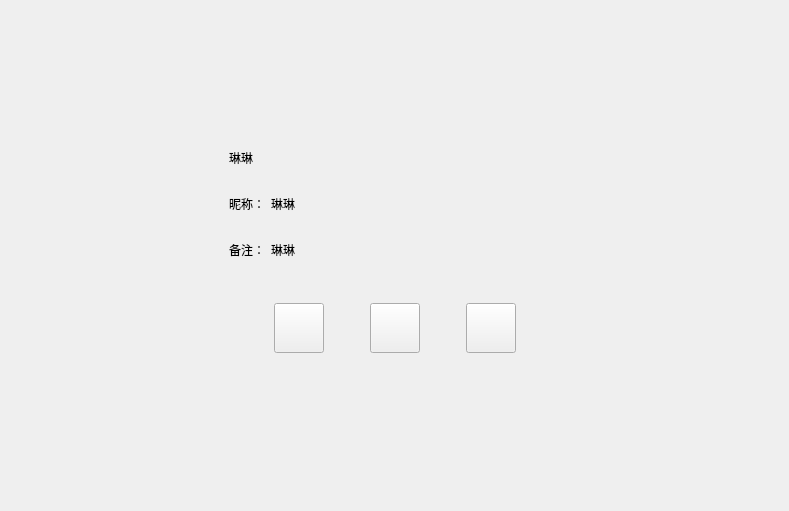
Above: Client/friendinfopage.ui from Stan-Vincent/HChat-demo before the change. Below: the same form after it.
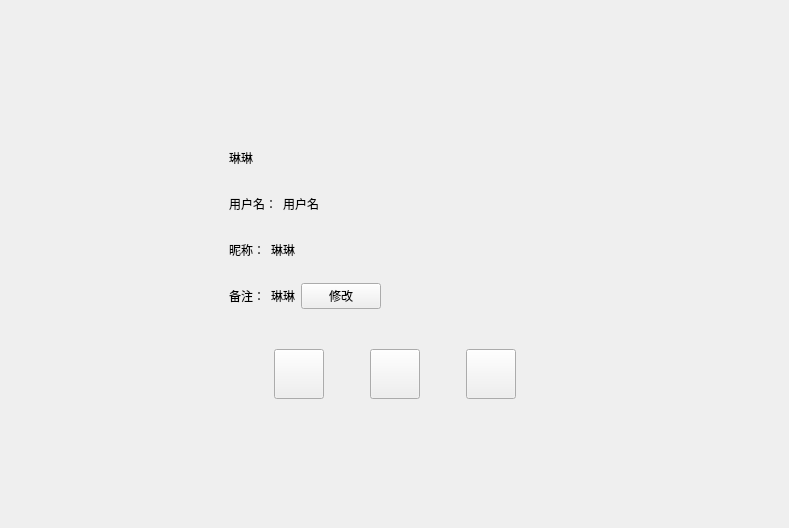
That is the form after the change. Custom widgets are drawn as their Qt base class.

```diff
--- a/Client/friendinfopage.ui
+++ b/Client/friendinfopage.ui
@@ -160,7 +160,7 @@
              <number>0</number>
             </property>
             <item>
-             <widget class="QLabel" name="nick_tip">
+             <widget class="QLabel" name="user_name_tip">
               <property name="minimumSize">
                <size>
                 <width>0</width>
@@ -174,14 +174,14 @@
                </size>
               </property>
               <property name="text">
-               <string>昵称：</string>
+               <string>用户名：</string>
               </property>
              </widget>
             </item>
             <item>
-             <widget class="QLabel" name="nick_lb">
+             <widget class="QLabel" name="user_name_lb">
               <property name="text">
-               <string>琳琳</string>
+               <string>用户名</string>
               </property>
              </widget>
             </item>
@@ -201,6 +201,75 @@
            </layout>
           </widget>
          </item>
+         <item>
+          <widget class="QWidget" name="widget_nick" native="true">
+           <property name="minimumSize">
+            <size>
+             <width>0</width>
+             <height>40</height>
+            </size>
+           </property>
+           <property name="maximumSize">
+            <size>
+             <width>16777215</width>
+             <height>40</height>
+            </size>
+           </property>
+           <layout class="QHBoxLayout" name="horizontalLayout_nick">
+            <property name="leftMargin">
+             <number>0</number>
+            </property>
+            <property name="topMargin">
+             <number>0</number>
+            </property>
+            <property name="rightMargin">
+             <number>0</number>
+            </property>
+            <property name="bottomMargin">
+             <number>0</number>
+            </property>
+            <item>
+             <widget class="QLabel" name="nick_tip">
+              <property name="minimumSize">
+               <size>
+                <width>0</width>
+                <height>30</height>
+               </size>
+              </property>
+              <property name="maximumSize">
+               <size>
+                <width>50</width>
+                <height>30</height>
+               </size>
+              </property>
+              <property name="text">
+               <string>昵称：</string>
+              </property>
+             </widget>
+            </item>
+            <item>
+             <widget class="QLabel" name="nick_lb">
+              <property name="text">
+               <string>琳琳</string>
+              </property>
+             </widget>
+            </item>
+          <item>
+           <spacer name="horizontalSpacer_nick">
+            <property name="orientation">
+             <enum>Qt::Horizontal</enum>
+            </property>
+            <property name="sizeHint" stdset="0">
+             <size>
+              <width>40</width>
+              <height>20</height>
+             </size>
+            </property>
+           </spacer>
+          </item>
+           </layout>
+          </widget>
+         </item>
          <item>
           <widget class="QWidget" name="widget_5" native="true">
            <property name="minimumSize">
@@ -254,6 +323,16 @@
               </property>
              </widget>
             </item>
+            <item>
+             <widget class="QPushButton" name="back_edit_btn">
+              <property name="text">
+               <string>修改</string>
+              </property>
+              <property name="cursor">
+               <cursorShape>PointingHandCursor</cursorShape>
+              </property>
+             </widget>
+            </item>
             <item>
              <spacer name="horizontalSpacer_7">
               <property name="orientation">
```
